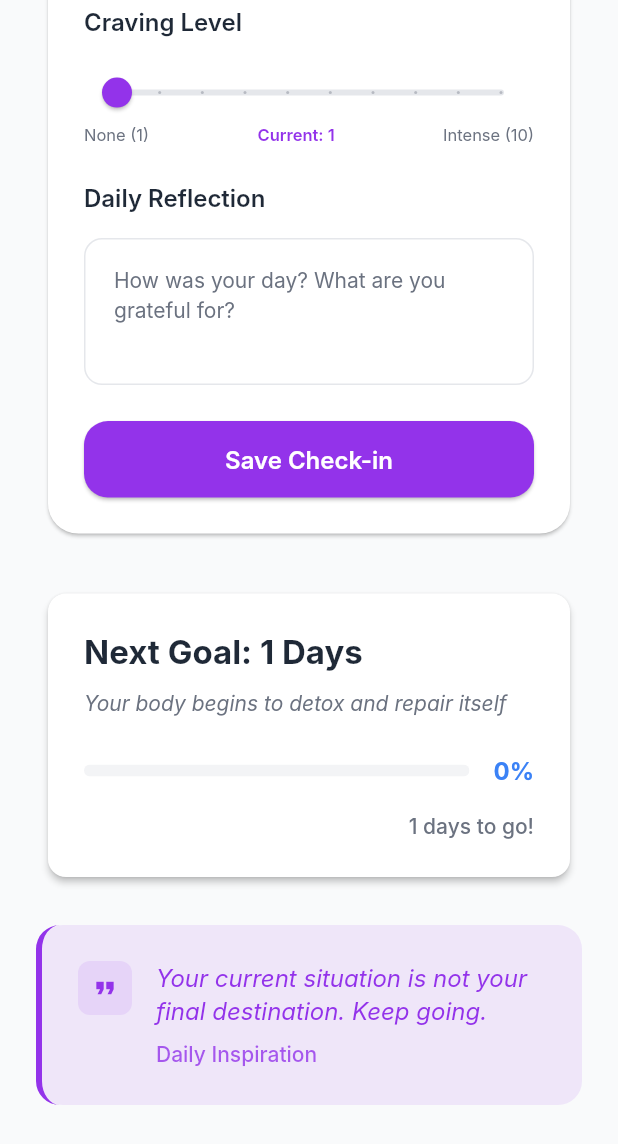
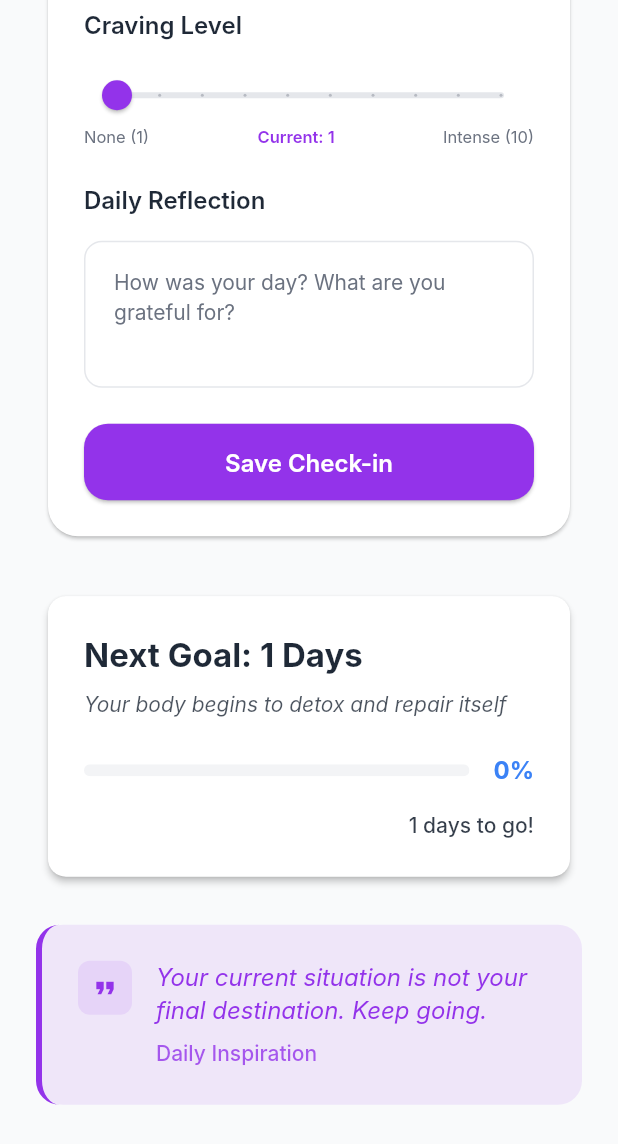
Before and after one commit to smodekurti/soberpath-flutter-app, a Flutter app: the HomeScreen screen opened directly, scrolled down 572 dp, on a phone screen of 412 x 824 dp. Shown: the top 1144 px of the screen. Run offline on Flutter 3.47's test engine with Material 3 defaults, Android fonts, the light colour scheme and no system bars; our stand-ins replace auto_size_text, fl_chart, flutter_local_notifications, permission_handler, shared_preferences, sqflite and 1 more; accounts and stored records are empty; Roboto replaces fonts that are missing (Inter).

Commit message:
Few more fixes

```diff
--- a/lib/screens/home_screen.dart
+++ b/lib/screens/home_screen.dart
@@ -42,10 +42,12 @@ class _HomeScreenState extends State<HomeScreen> {
           }
 
           return RefreshIndicator(
+            key: const ValueKey('home_refresh_indicator'),
             onRefresh: _refreshData,
             color: context.colors.primary,
             backgroundColor: context.colors.surface,
             child: CustomScrollView(
+              key: const ValueKey('home_scroll_view'),
               slivers: [
                 _buildHeader(context, provider),
                 SliverPadding(
@@ -53,13 +55,16 @@ class _HomeScreenState extends State<HomeScreen> {
                   sliver: SliverList(
                     delegate: SliverChildListDelegate([
                       if (provider.hasSoberDate)
-                        const DailyCheckInCard(),
-                      SizedBox(height: context.spacing.large),
+                        const DailyCheckInCard(key: ValueKey('daily_checkin_card')),
+                      SizedBox(key: const ValueKey('spacer_1'), height: context.spacing.large),
                       if (provider.hasSoberDate)
-                        _buildNextMilestoneCard(context, provider),
-                      SizedBox(height: context.spacing.large),
-                      const DailyQuoteCard(),
-                      SizedBox(height: context.spacing.large * 2),
+                        Container(
+                          key: const ValueKey('milestone_card_container'),
+                          child: _buildNextMilestoneCard(context, provider),
+                        ),
+                      SizedBox(key: const ValueKey('spacer_2'), height: context.spacing.large),
+                      const DailyQuoteCard(key: ValueKey('daily_quote_card')),
+                      SizedBox(key: const ValueKey('spacer_3'), height: context.spacing.large * 2),
                     ]),
                   ),
                 ),
@@ -182,7 +187,7 @@ class _HomeScreenState extends State<HomeScreen> {
                       'Congratulations on your incredible journey!',
                       style: TextStyle(
                         fontSize: context.typography.bodyMedium,
-                        color: context.colors.onSurfaceVariant,
+                        color: context.colors.onSurface.withValues(alpha: 0.8),
                       ),
                     ),
                   ],
@@ -219,8 +224,9 @@ class _HomeScreenState extends State<HomeScreen> {
               nextMilestone.benefit,
               style: TextStyle(
                 fontSize: context.typography.bodyMedium,
-                color: context.colors.onSurfaceVariant,
+                color: context.colors.onSurface.withValues(alpha: 0.8),
                 fontStyle: FontStyle.italic,
+                height: 1.3,
               ),
             ),
             SizedBox(height: context.spacing.large),
@@ -256,7 +262,7 @@ class _HomeScreenState extends State<HomeScreen> {
                 style: TextStyle(
                   fontSize: context.typography.bodyMedium,
                   fontWeight: FontWeight.w500,
-                  color: context.colors.onSurfaceVariant,
+                  color: context.colors.onSurface.withValues(alpha: 0.9),
                 ),
               ),
             ),
--- a/lib/widgets/daily_checkin_card.dart
+++ b/lib/widgets/daily_checkin_card.dart
@@ -1,7 +1,9 @@
 import 'package:flutter/material.dart';
 import 'package:provider/provider.dart';
 import '../services/app_state_provider.dart';
+import '../services/theme_provider.dart';
 import '../config/theme_extensions.dart';
+import '../config/dynamic_theme_colors.dart';
 import '../utils/responsive_helpers.dart' hide SafeText;
 
 class DailyCheckInCard extends StatefulWidget {
@@ -96,8 +98,12 @@ class _DailyCheckInCardState extends State<DailyCheckInCard> {
                       width: double.infinity,
                       padding: EdgeInsets.all(context.spacing.medium),
                       decoration: BoxDecoration(
-                        color: Colors.white,
+                        color: context.colors.surface,
                         borderRadius: BorderRadius.circular(context.borders.small),
+                        border: Border.all(
+                          color: context.colors.outline.withValues(alpha: 0.2),
+                          width: 1,
+                        ),
                       ),
                       child: Column(
                         crossAxisAlignment: CrossAxisAlignment.start,
@@ -115,7 +121,8 @@ class _DailyCheckInCardState extends State<DailyCheckInCard> {
                             todaysCheckIn.reflection,
                             style: TextStyle(
                               fontSize: context.typography.bodyMedium,
-                              color: context.colors.onSurfaceVariant,
+                              color: context.colors.onSurface,
+                              height: 1.4,
                             ),
                           ),
                         ],
@@ -366,7 +373,14 @@ class _DailyCheckInCardState extends State<DailyCheckInCard> {
                           valueColor: AlwaysStoppedAnimation<Color>(Colors.white),
                         ),
                       )
-                    : const Text('Save Check-in'),
+                    : Text(
+                        'Save Check-in',
+                        style: TextStyle(
+                          inherit: true,
+                          color: Colors.white,
+                          fontWeight: FontWeight.w600,
+                        ),
+                      ),
               ),
             ),
           ],
@@ -376,6 +390,12 @@ class _DailyCheckInCardState extends State<DailyCheckInCard> {
   }
 
   Future<void> _saveCheckIn(AppStateProvider provider) async {
+    // Get theme colors before async operation to avoid Provider access in event handler
+    final themeProvider = Provider.of<ThemeProvider>(context, listen: false);
+    final dynamicColors = DynamicThemeColors(isDarkMode: themeProvider.isDarkMode);
+    final secondaryColor = dynamicColors.secondary;
+    final errorColor = dynamicColors.error;
+
     final success = await provider.saveDailyCheckIn();
 
     if (success && mounted) {
@@ -383,14 +403,14 @@ class _DailyCheckInCardState extends State<DailyCheckInCard> {
       ScaffoldMessenger.of(context).showSnackBar(
         SnackBar(
           content: const Text('Check-in saved! Great job taking care of yourself today.'),
-          backgroundColor: context.colors.secondary,
+          backgroundColor: secondaryColor,
         ),
       );
     } else if (mounted) {
       ScaffoldMessenger.of(context).showSnackBar(
         SnackBar(
           content: const Text('Failed to save check-in. Please try again.'),
-          backgroundColor: context.colors.error,
+          backgroundColor: errorColor,
         ),
       );
     }
```
